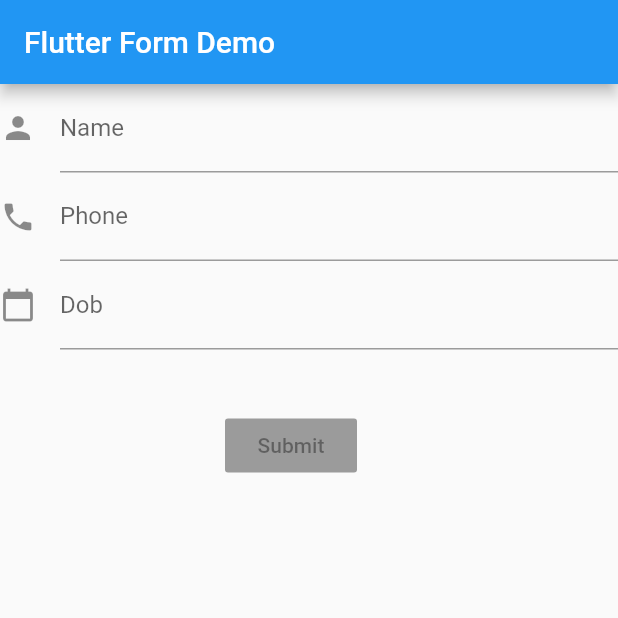
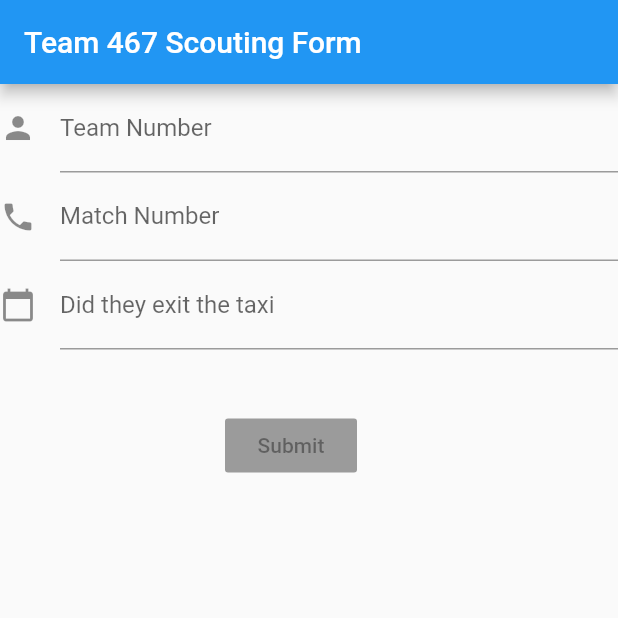
Before and after one commit to ShivamMaster/Scouting467app-Flutter, a Flutter app: the screen it shows after launch, on a phone screen of 412 x 824 dp, the top half of it. Run offline on Flutter 3.47's test engine with Material 2 defaults, Android fonts, the phone set to English and light mode, and no system bars.

Commit message:
Change the title and description in field boxes
Updated with scouting related names for the field boxes

```diff
--- a/lib/main.dart
+++ b/lib/main.dart
@@ -5,7 +5,7 @@
 class MyApp extends StatelessWidget {
   @override
   Widget build(BuildContext context) {
-    final appTitle = 'Flutter Form Demo';
+    final appTitle = 'Team 467 Scouting Form';
     return MaterialApp(
       title: appTitle,
       home: Scaffold(
@@ -17,6 +17,7 @@
     );
   }
 }
+
 // Create a Form widget.
 class MyCustomForm extends StatefulWidget {
   @override
@@ -24,6 +25,7 @@
     return MyCustomFormState();
   }
 }
+
 // Create a corresponding State class. This class holds data related to the form.
 class MyCustomFormState extends State<MyCustomForm> {
   // Create a global key that uniquely identifies the Form widget
@@ -41,29 +43,29 @@
           TextFormField(
             decoration: const InputDecoration(
               icon: const Icon(Icons.person),
-              hintText: 'Enter your name',
-              labelText: 'Name',
+              labelText: 'Team Number',
+              hintText: '467',
             ),
           ),
           TextFormField(
             decoration: const InputDecoration(
               icon: const Icon(Icons.phone),
-              hintText: 'Enter a phone number',
-              labelText: 'Phone',
+              labelText: 'Match Number',
+              hintText: '2',
             ),
           ),
           TextFormField(
             decoration: const InputDecoration(
-            icon: const Icon(Icons.calendar_today),
-            hintText: 'Enter your date of birth',
-            labelText: 'Dob',
+              icon: const Icon(Icons.calendar_today),
+              labelText: 'Did they exit the taxi',
+              hintText: 'Write 2 for Yes; 0 for No',
             ),
-           ),
+          ),
           new Container(
               padding: const EdgeInsets.only(left: 150.0, top: 40.0),
               child: new RaisedButton(
                 child: const Text('Submit'),
-                  onPressed: null,
+                onPressed: null,
               )),
         ],
       ),
```
